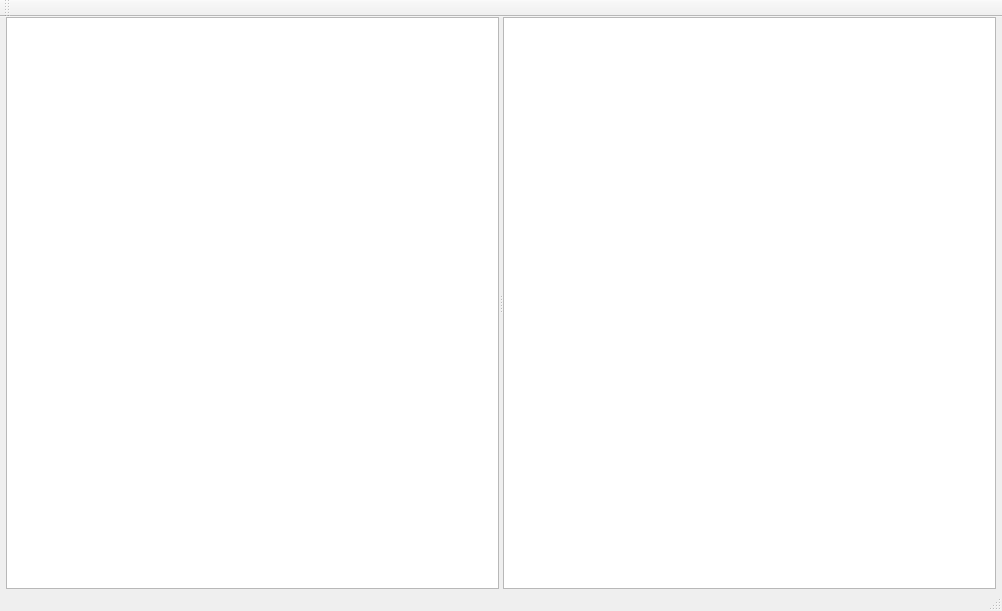
This is mainwindow.ui in vsklamm/qqipa as Qt 5 draws it before an edit. The edited form follows.
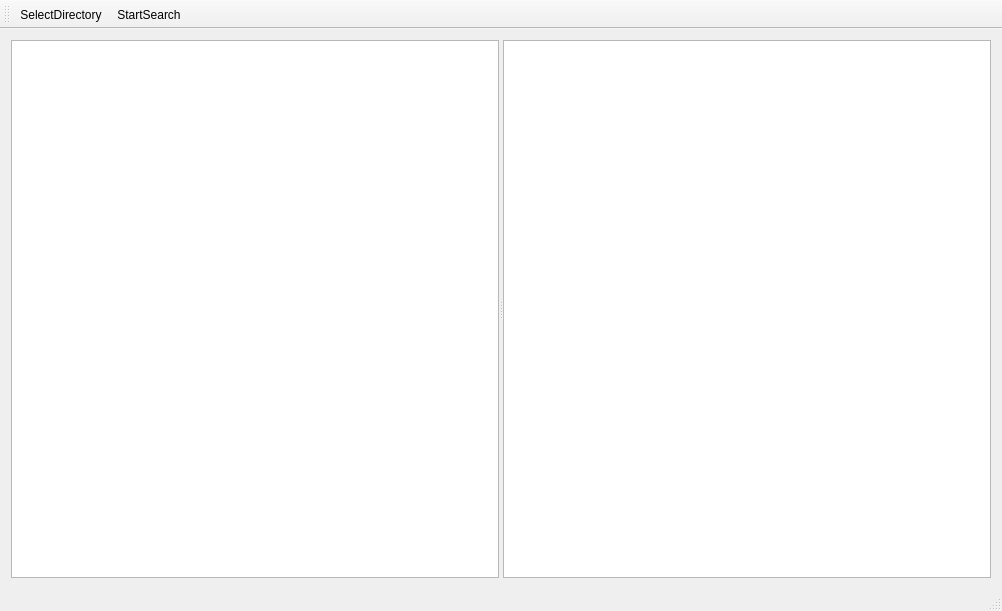
This is the edited form.

```diff
--- a/mainwindow.ui
+++ b/mainwindow.ui
@@ -15,24 +15,12 @@
   </property>
   <widget class="QWidget" name="centralWidget">
    <layout class="QHBoxLayout" name="horizontalLayout">
-    <property name="leftMargin">
-     <number>6</number>
-    </property>
-    <property name="topMargin">
-     <number>0</number>
-    </property>
-    <property name="rightMargin">
-     <number>6</number>
-    </property>
-    <property name="bottomMargin">
-     <number>0</number>
-    </property>
     <item>
      <widget class="QSplitter" name="splitter">
       <property name="orientation">
        <enum>Qt::Horizontal</enum>
       </property>
-      <widget class="QListView" name="listView"/>
+      <widget class="QListWidget" name="listFoundFiles"/>
       <widget class="QTextBrowser" name="textBrowser"/>
      </widget>
     </item>
@@ -55,8 +43,26 @@
    <attribute name="toolBarBreak">
     <bool>false</bool>
    </attribute>
+   <addaction name="actionSelectDirectory"/>
+   <addaction name="actionStartSearch"/>
   </widget>
   <widget class="QStatusBar" name="statusBar"/>
+  <action name="actionSelectDirectory">
+   <property name="text">
+    <string>SelectDirectory</string>
+   </property>
+   <property name="shortcut">
+    <string>Ctrl+O</string>
+   </property>
+  </action>
+  <action name="actionStartSearch">
+   <property name="text">
+    <string>StartSearch</string>
+   </property>
+   <property name="shortcut">
+    <string>Return</string>
+   </property>
+  </action>
  </widget>
  <layoutdefault spacing="6" margin="11"/>
  <resources/>
```
